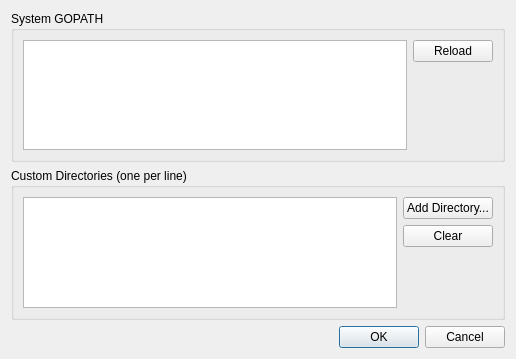
First picture: the form in liteidex/src/plugins/golangpackage/setupgopathdialog.ui, repository visualfc/liteide, before the edit.
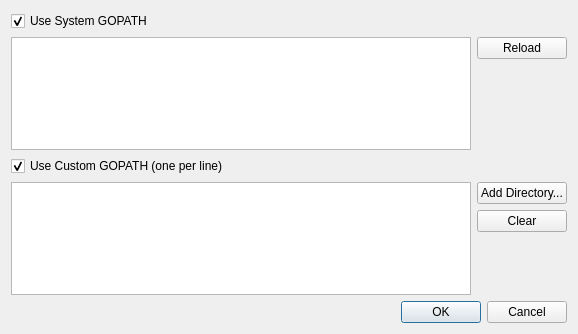
Second picture: the form after the edit.

Commit message: gopath setup add use sysgopath/litegopath check

Diff of the .ui file:
```diff
--- a/liteidex/src/plugins/golangpackage/setupgopathdialog.ui
+++ b/liteidex/src/plugins/golangpackage/setupgopathdialog.ui
@@ -6,30 +6,19 @@
    <rect>
     <x>0</x>
     <y>0</y>
-    <width>516</width>
-    <height>359</height>
+    <width>578</width>
+    <height>334</height>
    </rect>
   </property>
   <property name="windowTitle">
    <string>Manage GOPATH</string>
   </property>
-  <layout class="QVBoxLayout" name="verticalLayout_3">
-   <item>
-    <widget class="QGroupBox" name="groupBox">
-     <property name="title">
-      <string>System GOPATH</string>
-     </property>
-     <layout class="QHBoxLayout" name="horizontalLayout_2">
-      <item>
-       <widget class="QPlainTextEdit" name="sysPathTextEdit">
-        <property name="readOnly">
-         <bool>true</bool>
-        </property>
-       </widget>
-      </item>
-      <item>
        <layout class="QVBoxLayout" name="verticalLayout">
         <item>
+    <layout class="QGridLayout" name="gridLayout">
+     <item row="1" column="1">
+      <layout class="QVBoxLayout" name="verticalLayout_4">
+       <item>
          <widget class="QPushButton" name="reloadButton">
           <property name="text">
            <string>Reload</string>
@@ -51,19 +40,27 @@
         </item>
        </layout>
       </item>
-     </layout>
-    </widget>
-   </item>
-   <item>
-    <widget class="QGroupBox" name="groupBox_2">
-     <property name="title">
-      <string>Custom Directories (one per line)</string>
-     </property>
-     <layout class="QHBoxLayout" name="horizontalLayout">
-      <item>
-       <widget class="QPlainTextEdit" name="litePathTextEdit"/>
-      </item>
-      <item>
+     <item row="3" column="0">
+      <widget class="QPlainTextEdit" name="litePathTextEdit">
+       <property name="sizePolicy">
+        <sizepolicy hsizetype="Expanding" vsizetype="Expanding">
+         <horstretch>0</horstretch>
+         <verstretch>0</verstretch>
+        </sizepolicy>
+       </property>
+      </widget>
+     </item>
+     <item row="0" column="0">
+      <widget class="QCheckBox" name="chkUseSysGopath">
+       <property name="text">
+        <string>Use System GOPATH</string>
+       </property>
+       <property name="checked">
+        <bool>true</bool>
+       </property>
+      </widget>
+     </item>
+     <item row="3" column="1">
        <layout class="QVBoxLayout" name="verticalLayout_2">
         <item>
          <widget class="QPushButton" name="browserButton">
@@ -94,8 +91,30 @@
         </item>
        </layout>
       </item>
-     </layout>
-    </widget>
+     <item row="1" column="0">
+      <widget class="QPlainTextEdit" name="sysPathTextEdit">
+       <property name="sizePolicy">
+        <sizepolicy hsizetype="Expanding" vsizetype="Expanding">
+         <horstretch>0</horstretch>
+         <verstretch>0</verstretch>
+        </sizepolicy>
+       </property>
+       <property name="readOnly">
+        <bool>true</bool>
+       </property>
+      </widget>
+     </item>
+     <item row="2" column="0">
+      <widget class="QCheckBox" name="chkUseLiteGopath">
+       <property name="text">
+        <string>Use Custom GOPATH (one per line)</string>
+       </property>
+       <property name="checked">
+        <bool>true</bool>
+       </property>
+      </widget>
+     </item>
+    </layout>
    </item>
    <item>
     <widget class="QDialogButtonBox" name="buttonBox">
```
Lines whose indentation alone changed are shown as unchanged. The commit also changes 6 other files.
